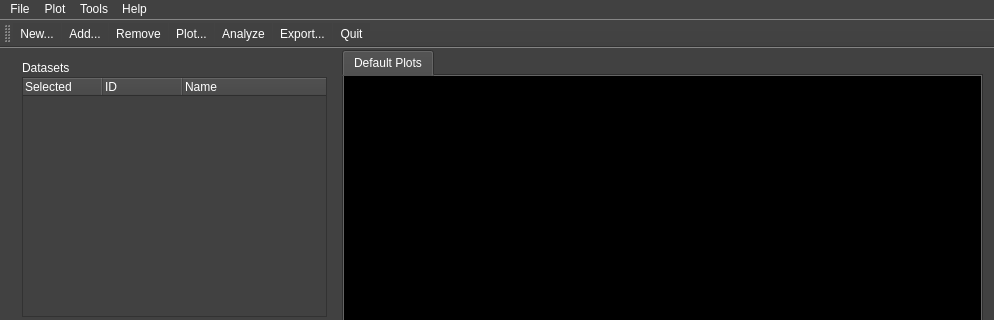
The window that py_particle_processor_qt/gui/main_window.ui (DanielWinklehner/py_particle_processor) describes before a commit, drawn with Qt 5; both pictures show x 0 to 994 and y 0 to 320 of the 994 by 654 pixel window.
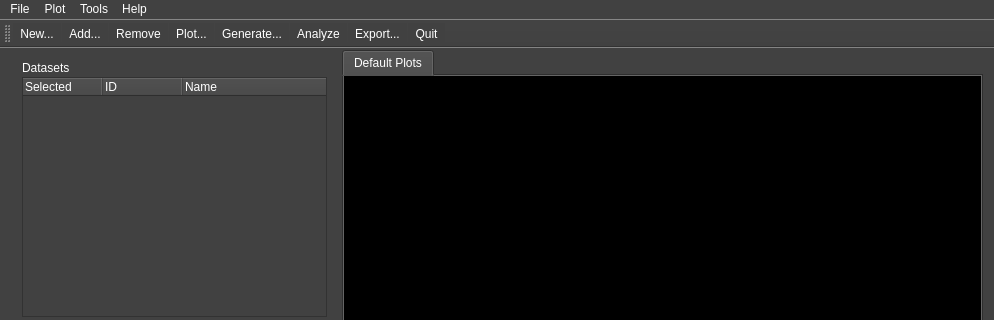
The same window after the commit. Icons and pictures are not drawn. Custom widgets are drawn as their Qt base class.

```diff
--- a/py_particle_processor_qt/gui/main_window.ui
+++ b/py_particle_processor_qt/gui/main_window.ui
@@ -312,6 +312,7 @@
    <addaction name="actionImport_Add"/>
    <addaction name="actionRemove"/>
    <addaction name="actionPlot"/>
+   <addaction name="actionGenerate"/>
    <addaction name="actionAnalyze"/>
    <addaction name="actionExport_For"/>
    <addaction name="actionQuit"/>
@@ -496,6 +497,21 @@
     <string>Redraw</string>
    </property>
   </action>
+  <action name="actionGenerate">
+   <property name="icon">
+    <iconset theme="emblem-photos">
+     <normaloff>.</normaloff>.</iconset>
+   </property>
+   <property name="text">
+    <string>Generate...</string>
+   </property>
+   <property name="iconText">
+    <string>Generate...</string>
+   </property>
+   <property name="toolTip">
+    <string>Generate distribution</string>
+   </property>
+  </action>
  </widget>
  <layoutdefault spacing="6" margin="11"/>
  <customwidgets>
```
Left out of the diff: 2 changed lines with no effect on the pictures.
